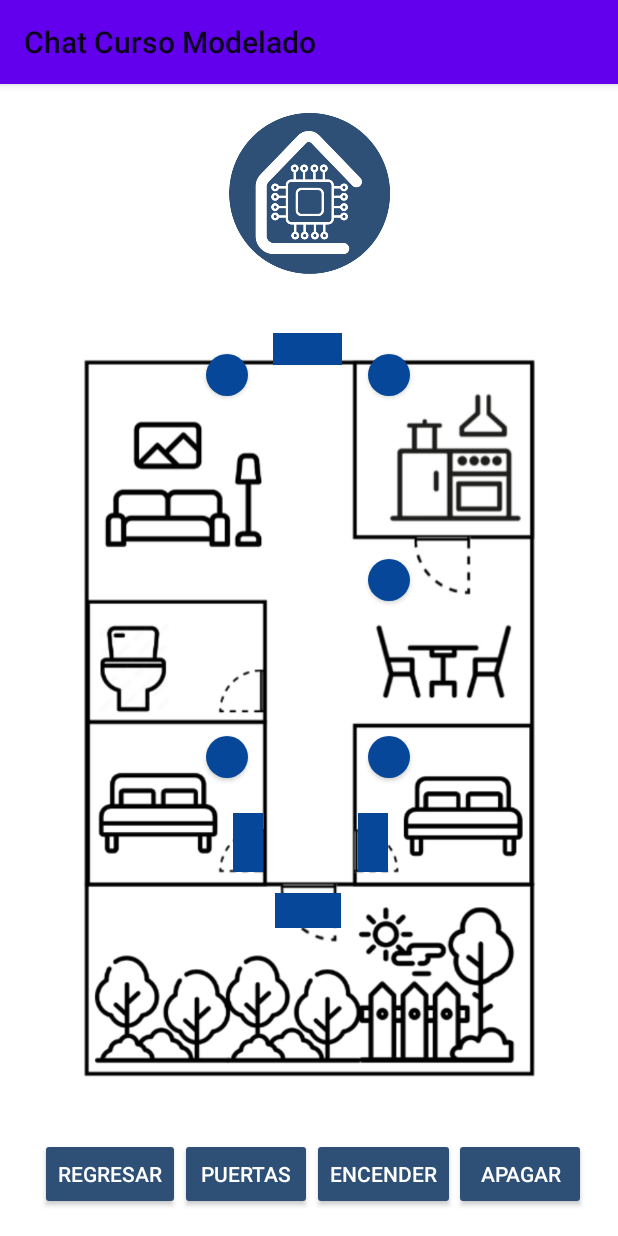
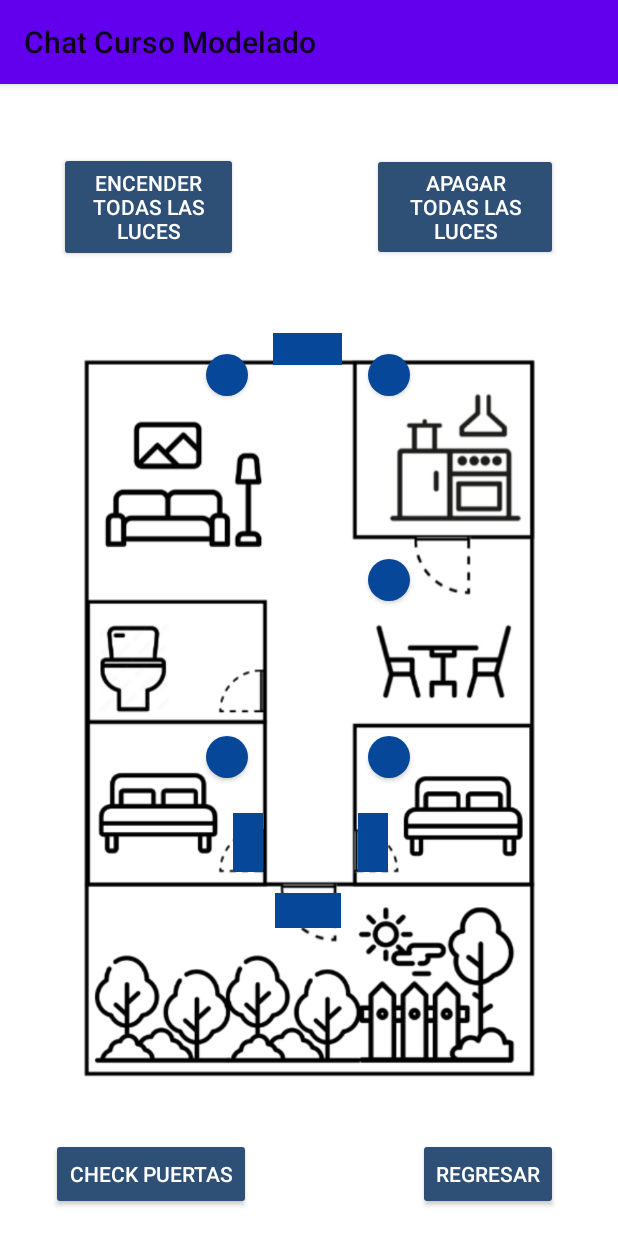
Before and after one commit to stphnVi/PI_empotrados, an Android app: the CasaModelo screen opened directly, with no data from a screen before it, on a phone screen of 412 x 824 dp. Run offline under Robolectric (Android 15) with nearby library versions, the phone set to English and light mode, and no system bars.

Commit message:
[update] prettier interface

```diff
--- a/MiPrimerAplicacion/app/src/main/res/layout/casa_modelo.xml
+++ b/MiPrimerAplicacion/app/src/main/res/layout/casa_modelo.xml
@@ -6,18 +6,6 @@
     android:layout_width="match_parent"
     android:layout_height="match_parent"
     tools:context=".CasaModelo">
-
-
-        <ImageView
-            android:id="@+id/imageView3"
-            android:layout_width="369dp"
-            android:layout_height="111dp"
-            app:layout_constraintBottom_toBottomOf="parent"
-            app:layout_constraintEnd_toEndOf="parent"
-            app:layout_constraintStart_toStartOf="parent"
-            app:layout_constraintTop_toTopOf="parent"
-            app:layout_constraintVertical_bias="0.025"
-            app:srcCompat="@drawable/logoempresa" />
 
 
         <Button
@@ -152,25 +140,25 @@
             android:textColor="@color/colorWhite"
             app:layout_constraintBottom_toBottomOf="parent"
             app:layout_constraintEnd_toEndOf="parent"
-            app:layout_constraintHorizontal_bias="0.084"
+            app:layout_constraintHorizontal_bias="0.874"
             app:layout_constraintStart_toStartOf="parent"
             app:layout_constraintTop_toTopOf="parent"
             app:layout_constraintVertical_bias="0.976" />
 
         <Button
             android:id="@+id/Encender"
-            android:layout_width="wrap_content"
-            android:layout_height="wrap_content"
+            android:layout_width="119dp"
+            android:layout_height="73dp"
             android:backgroundTint="@color/Azuloscuro"
             android:gravity="center"
-            android:text="Encender"
+            android:text="Encender Todas las Luces"
             android:textColor="@color/colorWhite"
             app:layout_constraintBottom_toBottomOf="parent"
             app:layout_constraintEnd_toEndOf="parent"
-            app:layout_constraintHorizontal_bias="0.656"
+            app:layout_constraintHorizontal_bias="0.135"
             app:layout_constraintStart_toStartOf="parent"
             app:layout_constraintTop_toTopOf="parent"
-            app:layout_constraintVertical_bias="0.976" />
+            app:layout_constraintVertical_bias="0.065" />
 
         <Button
             android:id="@+id/Puertas"
@@ -178,29 +166,29 @@
             android:layout_height="wrap_content"
             android:backgroundTint="@color/Azuloscuro"
             android:gravity="center"
-            android:text="Puertas"
+            android:text="check Puertas"
             android:textColor="@color/colorWhite"
             app:layout_constraintBottom_toBottomOf="parent"
             app:layout_constraintEnd_toEndOf="parent"
-            app:layout_constraintHorizontal_bias="0.371"
+            app:layout_constraintHorizontal_bias="0.123"
             app:layout_constraintStart_toStartOf="parent"
             app:layout_constraintTop_toTopOf="parent"
             app:layout_constraintVertical_bias="0.976" />
 
         <Button
             android:id="@+id/Apagar"
-            android:layout_width="wrap_content"
-            android:layout_height="wrap_content"
+            android:layout_width="124dp"
+            android:layout_height="72dp"
             android:backgroundTint="@color/Azuloscuro"
             android:gravity="center"
-            android:text="Apagar"
+            android:text="Apagar todas las luces"
             android:textColor="@color/colorWhite"
             app:layout_constraintBottom_toBottomOf="parent"
             app:layout_constraintEnd_toEndOf="parent"
-            app:layout_constraintHorizontal_bias="0.934"
+            app:layout_constraintHorizontal_bias="0.86"
             app:layout_constraintStart_toStartOf="parent"
             app:layout_constraintTop_toTopOf="parent"
-            app:layout_constraintVertical_bias="0.976" />
+            app:layout_constraintVertical_bias="0.066" />
 
 
 </androidx.constraintlayout.widget.ConstraintLayout>
--- a/MiPrimerAplicacion/app/src/main/res/layout/monitoreo.xml
+++ b/MiPrimerAplicacion/app/src/main/res/layout/monitoreo.xml
@@ -21,7 +21,7 @@
     <ScrollView
         android:id="@+id/scrollView2"
         android:layout_width="343dp"
-        android:layout_height="586dp"
+        android:layout_height="547dp"
         app:layout_constraintBottom_toBottomOf="parent"
         app:layout_constraintEnd_toEndOf="parent"
         app:layout_constraintStart_toStartOf="parent"
```
